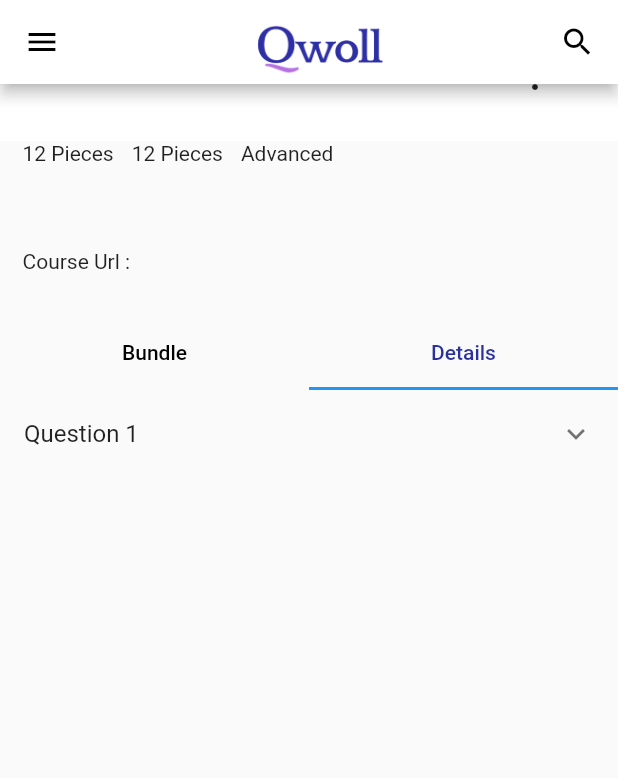
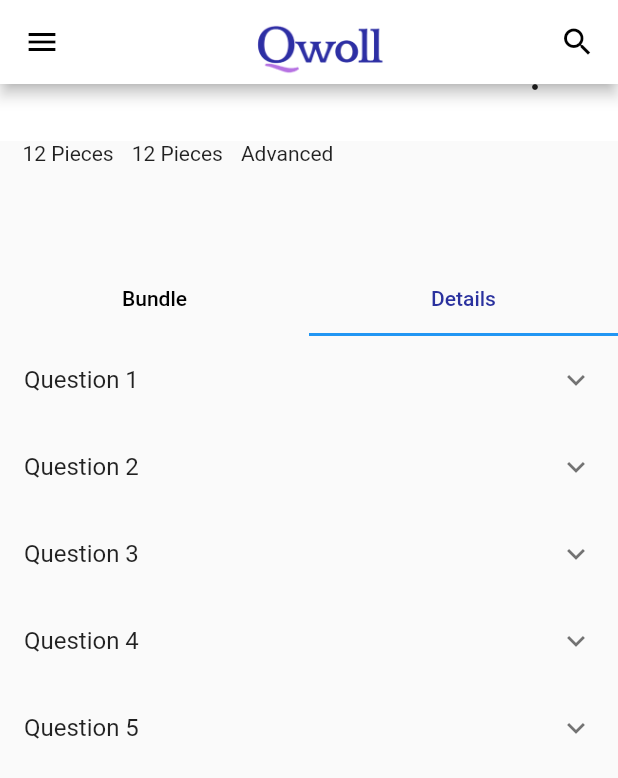
Before and after one commit to Quantax-Technologies/Course-App, a Flutter app: the Courses screen opened directly with empty values, tab 2 chosen, scrolled down 279 dp, on a phone screen of 412 x 824 dp. Shown: the top 778 px of the screen. Run offline on Flutter 3.47's test engine with Material 2 defaults, Android fonts, the phone set to English and light mode, and no system bars; our stand-ins replace cloud_firestore, file_picker, firebase_auth, firebase_core, firebase_storage, google_sign_in; missing offline and left inert: flutter_facebook_auth; accounts and stored records are empty; network calls fail.

Commit message:
switch added

```diff
--- a/lib/Screen/courses_screen.dart
+++ b/lib/Screen/courses_screen.dart
@@ -1,7 +1,10 @@
+import 'package:cloud_firestore/cloud_firestore.dart';
 import 'package:courseapp/Components/appbar.dart';
 import 'package:courseapp/Components/drawer.dart';
+import 'package:courseapp/Components/widgets.dart';
 import 'package:courseapp/Theme/color.dart';
 import 'package:courseapp/Theme/resources.dart';
+import 'package:courseapp/main.dart';
 import 'package:flutter/material.dart';
 import 'package:flutter/src/foundation/key.dart';
 import 'package:flutter/src/widgets/framework.dart';
@@ -10,15 +13,13 @@ class Courses extends StatefulWidget {
   final coursedescription;
   final image;
   final title;
-  final courseduration;
-  final courseurl;
+  final courseunique;
   const Courses(
       {Key? key,
       @required this.image,
       @required this.title,
-      @required this.courseduration,
       @required this.coursedescription,
-      @required this.courseurl})
+      @required this.courseunique})
       : super(key: key);
 
   @override
@@ -137,12 +138,6 @@ class _CoursesState extends State<Courses> with SingleTickerProviderStateMixin {
                       "${widget.coursedescription}",
                     ),
                   ),
-                  Padding(
-                    padding: const EdgeInsets.only(top: 20.0),
-                    child: Text(
-                      "Course Url : ${widget.courseurl}",
-                    ),
-                  )
                 ],
               ),
             ),
@@ -163,8 +158,54 @@ class _CoursesState extends State<Courses> with SingleTickerProviderStateMixin {
             SizedBox(
               height: 600,
               child: TabBarView(
-                physics: NeverScrollableScrollPhysics(),
+                physics: const NeverScrollableScrollPhysics(),
                 children: [
+                  Container(
+                    height: 300,
+                    child: StreamBuilder<QuerySnapshot>(
+                        stream: FirebaseFirestore.instance
+                            .collection('Coursedetail')
+                            .where('unique',
+                                isEqualTo: '${widget.courseunique}')
+                            .snapshots(),
+                        builder: (BuildContext context,
+                            AsyncSnapshot<QuerySnapshot> snapshot) {
+                          if (snapshot.hasError) {
+                            return Text("Error");
+                          }
+                          if (snapshot.connectionState ==
+                              ConnectionState.waiting) {
+                            return Center(child: Text(""));
+                          }
+                          return ListView(
+                            children: snapshot.data!.docs
+                                .map((DocumentSnapshot document) {
+                              Map<String, dynamic> data =
+                                  document.data()! as Map<String, dynamic>;
+                              return ExpansionTile(
+                                  title: Text("${data['title']}"),
+                                  children: [
+                                    Text("${data['description']}"),
+                                    Padding(
+                                      padding: EdgeInsets.only(bottom: 20),
+                                    ),
+                                    Padding(
+                                      padding: EdgeInsets.only(
+                                          bottom: 20, right: 20, left: 20),
+                                      child: Row(
+                                        mainAxisAlignment:
+                                            MainAxisAlignment.spaceBetween,
+                                        children: [
+                                          Text("Duration: ${data['duration']}"),
+                                          Text("Url: ${data['url']}"),
+                                        ],
+                                      ),
+                                    ),
+                                  ]);
+                            }).toList(),
+                          );
+                        }),
+                  ),
                   Container(
                       child: Column(
                     children: [
@@ -240,16 +281,6 @@ class _CoursesState extends State<Courses> with SingleTickerProviderStateMixin {
                       ]),
                     ],
                   )),
-                  Container(
-                    child: ExpansionTile(title: Text("Question 1"), children: [
-                      Text("lorem ipsum lorem ipsum lorem ipsum lorem ipsum "),
-                      Text("lorem ipsum lorem ipsum lorem ipsum lorem ipsum "),
-                      Text("lorem ipsum lorem ipsum lorem ipsum lorem ipsum "),
-                      Text("lorem ipsum lorem ipsum lorem ipsum lorem ipsum "),
-                      Text("lorem ipsum lorem ipsum lorem ipsum lorem ipsum "),
-                      Text("lorem ipsum lorem ipsum lorem ipsum lorem ipsum "),
-                    ]),
-                  ),
                 ],
                 controller: _tabController,
               ),
--- a/lib/Screen/home_screen.dart
+++ b/lib/Screen/home_screen.dart
@@ -117,11 +117,9 @@ class Home extends StatelessWidget {
                                   builder: (context) => Courses(
                                         image: '${data['coursebanner']}',
                                         title: '${data['coursetitle']}',
-                                        courseduration:
-                                            '${data['courseduration']}',
                                         coursedescription:
                                             '${data['coursedescription']}',
-                                        courseurl: '${data['courseurl']}',
+                                        courseunique: '${data['uniquerand']}',
                                       )));
                             },
                             child: cardcourse(context, "${data['coursetitle']}",
```
